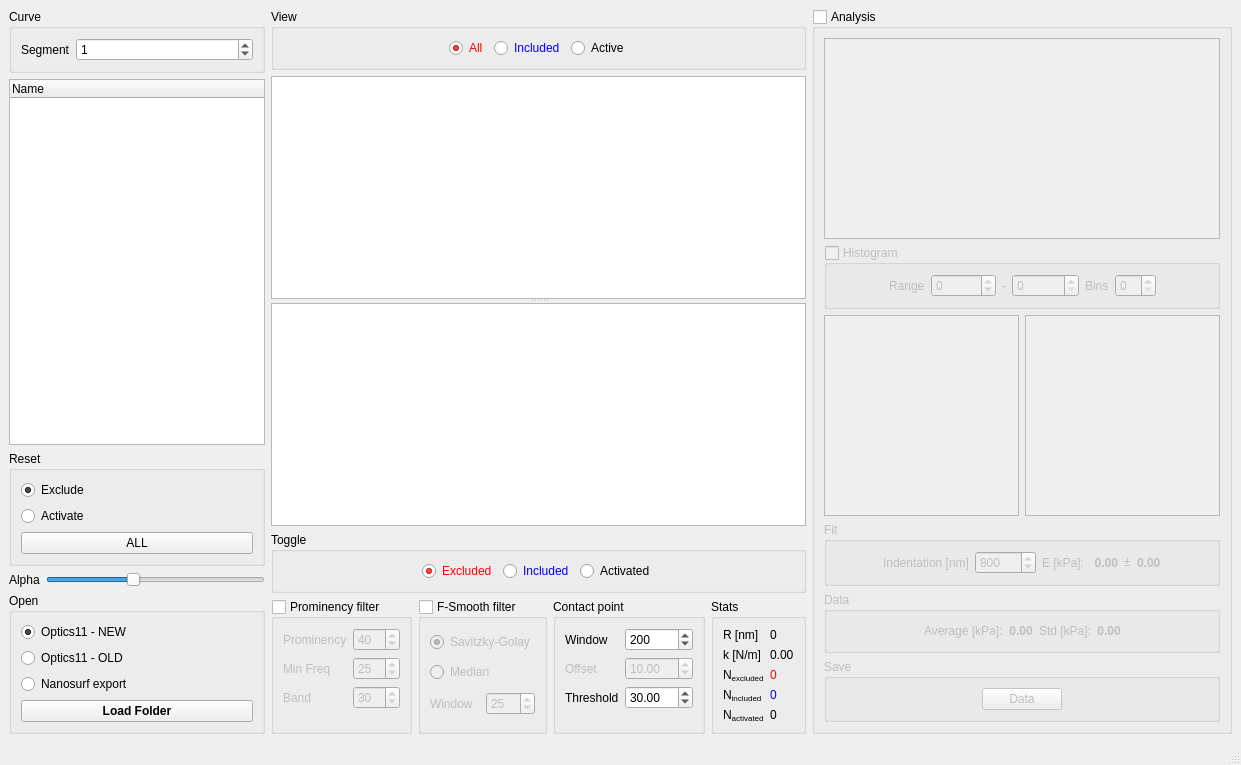
The window that nano.ui (CellMechLab/nanoindentation) describes before a commit, drawn with Qt 5.
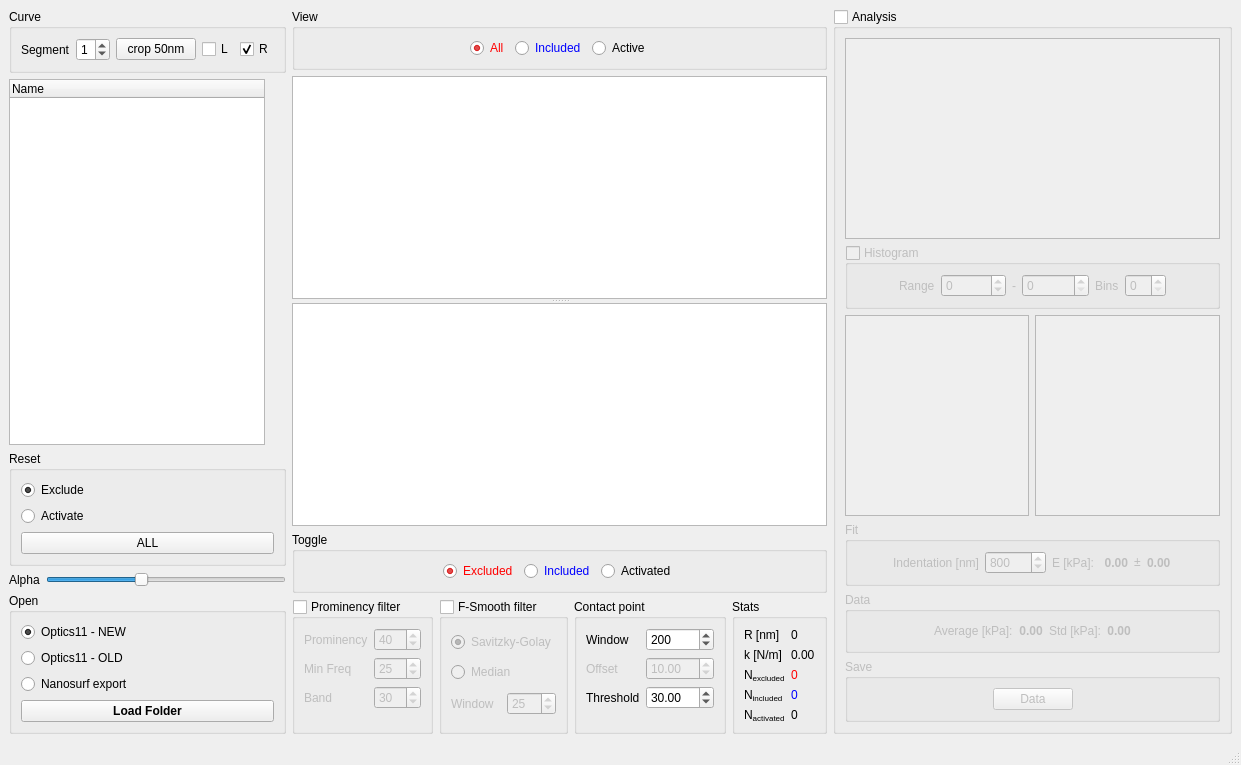
The same window after the commit. Icons and pictures are not drawn. Custom widgets are drawn as their Qt base class.

Diff of the .ui file:
```diff
--- a/nano.ui
+++ b/nano.ui
@@ -26,7 +26,7 @@
         <property name="title">
          <string>Curve</string>
         </property>
-        <layout class="QHBoxLayout" name="horizontalLayout_6" stretch="0,0">
+        <layout class="QHBoxLayout" name="horizontalLayout_6" stretch="0,0,0,0,0">
          <item>
           <widget class="QLabel" name="label">
            <property name="sizePolicy">
@@ -50,6 +50,36 @@
            </property>
           </widget>
          </item>
+         <item>
+          <widget class="QPushButton" name="crop">
+           <property name="text">
+            <string>crop 50nm</string>
+           </property>
+          </widget>
+         </item>
+         <item>
+          <widget class="QCheckBox" name="crop_left">
+           <property name="sizePolicy">
+            <sizepolicy hsizetype="Fixed" vsizetype="Fixed">
+             <horstretch>0</horstretch>
+             <verstretch>0</verstretch>
+            </sizepolicy>
+           </property>
+           <property name="text">
+            <string>L</string>
+           </property>
+          </widget>
+         </item>
+         <item>
+          <widget class="QCheckBox" name="crop_right">
+           <property name="text">
+            <string>R</string>
+           </property>
+           <property name="checked">
+            <bool>true</bool>
+           </property>
+          </widget>
+         </item>
         </layout>
        </widget>
       </item>
```
